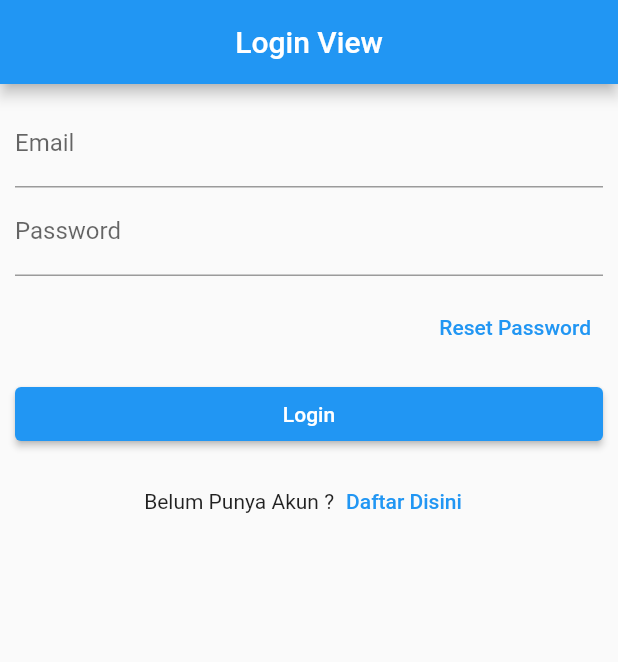
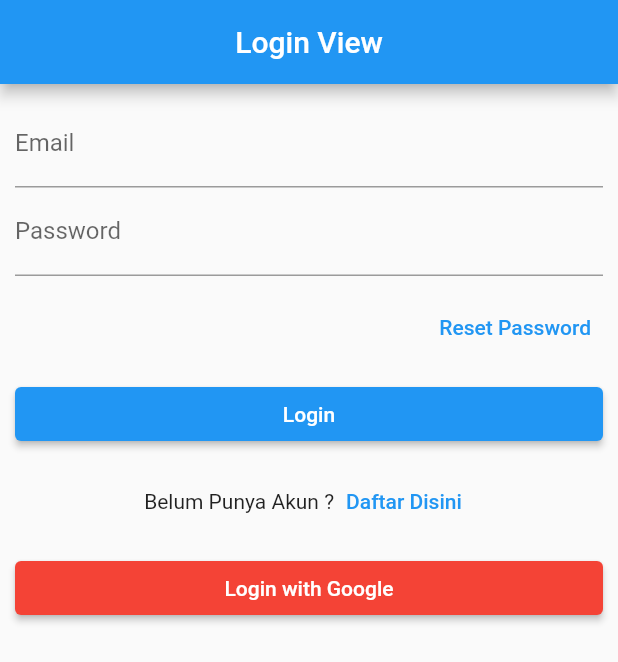
Before and after one commit to riskaokta/uts_21312073, a Flutter app: the screen it shows after launch, on a phone screen of 412 x 824 dp. Shown: the top 662 px of the screen. Run offline on Flutter 3.47's test engine with Material 2 defaults, Android fonts, the phone set to English and light mode, and no system bars; our stand-ins replace cloud_firestore, firebase_auth, firebase_core, get, google_sign_in; accounts and stored records are empty.

Commit message:
commit 8 sept 2023

```diff
--- a/lib/app/modules/login/views/login_view.dart
+++ b/lib/app/modules/login/views/login_view.dart
@@ -63,6 +63,17 @@ class LoginView extends GetView<LoginController> {
                 )
               ],
             ),
+            SizedBox(
+              height: 10,
+            ),
+            ElevatedButton(
+              onPressed: () => cAuth.LoginGoogle(),
+              child: Text("Login with Google"),
+              style: ElevatedButton.styleFrom(
+                backgroundColor: Colors.red,
+                foregroundColor: Colors.white,
+              ),
+            ),
           ],
         ),
       ),
--- a/pubspec.yaml
+++ b/pubspec.yaml
@@ -13,6 +13,7 @@ dependencies:
   firebase_auth: ^4.8.0
   firebase_core: ^2.15.1
   cloud_firestore: ^4.9.0
+  google_sign_in: ^6.1.5
 
 dev_dependencies:
   flutter_lints: ^2.0.0
```
Also changed, not shown: lib/app/controllers/auth_controller.dart (+27 -0 lines), pubspec.lock.
